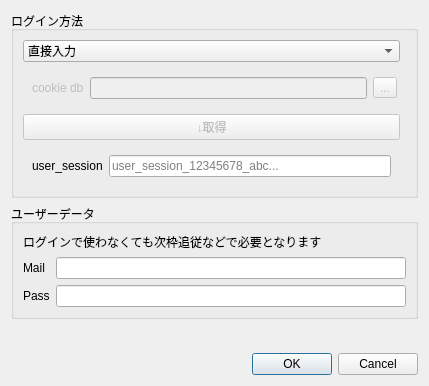
First picture: the form in ui/accountwindow.ui, repository diginatu/Viqo, before the edit.
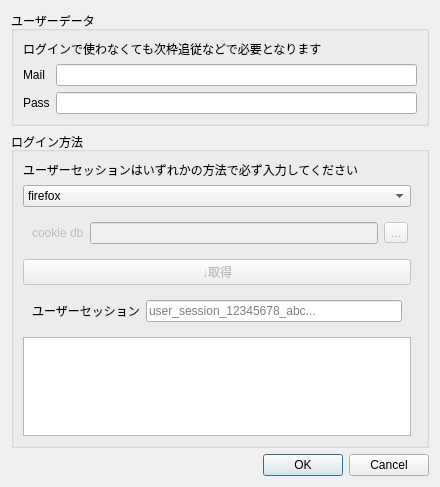
Second picture: the form after the edit.

Commit message: added description for each User Session way

Diff of the .ui file:
```diff
--- a/ui/accountwindow.ui
+++ b/ui/accountwindow.ui
@@ -6,27 +6,72 @@
    <rect>
     <x>0</x>
     <y>0</y>
-    <width>429</width>
-    <height>386</height>
+    <width>440</width>
+    <height>487</height>
    </rect>
   </property>
   <property name="windowTitle">
    <string>アカウント設定</string>
   </property>
   <layout class="QVBoxLayout" name="verticalLayout">
+   <item>
+    <widget class="QGroupBox" name="userdata">
+     <property name="title">
+      <string>ユーザーデータ</string>
+     </property>
+     <layout class="QFormLayout" name="formLayout_3">
+      <property name="fieldGrowthPolicy">
+       <enum>QFormLayout::AllNonFixedFieldsGrow</enum>
+      </property>
+      <item row="1" column="0">
+       <widget class="QLabel" name="label">
+        <property name="text">
+         <string>Mail</string>
+        </property>
+        <property name="buddy">
+         <cstring>userdata_mail</cstring>
+        </property>
+       </widget>
+      </item>
+      <item row="1" column="1">
+       <widget class="QLineEdit" name="userdata_mail"/>
+      </item>
+      <item row="2" column="0">
+       <widget class="QLabel" name="label_2">
+        <property name="text">
+         <string>Pass</string>
+        </property>
+        <property name="buddy">
+         <cstring>userdata_pass</cstring>
+        </property>
+       </widget>
+      </item>
+      <item row="2" column="1">
+       <widget class="QLineEdit" name="userdata_pass"/>
+      </item>
+      <item row="0" column="0" colspan="2">
+       <widget class="QLabel" name="label_3">
+        <property name="text">
+         <string>ログインで使わなくても次枠追従などで必要となります</string>
+        </property>
+       </widget>
+      </item>
+     </layout>
+    </widget>
+   </item>
    <item>
     <widget class="QGroupBox" name="loginWay">
      <property name="title">
       <string>ログイン方法</string>
      </property>
      <layout class="QGridLayout" name="gridLayout_2">
-      <item row="3" column="0">
+      <item row="4" column="0">
        <widget class="QWidget" name="usersession_groupe" native="true">
         <layout class="QHBoxLayout" name="horizontalLayout">
          <item>
           <widget class="QLabel" name="usersession_label">
            <property name="text">
-            <string>user_session</string>
+            <string>ユーザーセッション</string>
            </property>
            <property name="buddy">
             <cstring>usersession</cstring>
@@ -43,7 +88,7 @@
         </layout>
        </widget>
       </item>
-      <item row="1" column="0" colspan="2">
+      <item row="2" column="0" colspan="2">
        <widget class="QWidget" name="cookie_group" native="true">
         <property name="enabled">
          <bool>false</bool>
@@ -69,13 +114,8 @@
         </layout>
        </widget>
       </item>
-      <item row="0" column="0">
+      <item row="1" column="0">
        <widget class="QComboBox" name="login_way_combo">
-        <item>
-         <property name="text">
-          <string>直接入力</string>
-         </property>
-        </item>
         <item>
          <property name="text">
           <string>firefox</string>
@@ -88,7 +128,7 @@
         </item>
        </widget>
       </item>
-      <item row="2" column="0">
+      <item row="3" column="0">
        <widget class="QPushButton" name="get_session">
         <property name="enabled">
          <bool>false</bool>
@@ -98,50 +138,18 @@
         </property>
        </widget>
       </item>
-     </layout>
-    </widget>
-   </item>
-   <item>
-    <widget class="QGroupBox" name="userdata">
-     <property name="title">
-      <string>ユーザーデータ</string>
-     </property>
-     <layout class="QFormLayout" name="formLayout_3">
-      <property name="fieldGrowthPolicy">
-       <enum>QFormLayout::AllNonFixedFieldsGrow</enum>
-      </property>
-      <item row="1" column="0">
-       <widget class="QLabel" name="label">
+      <item row="0" column="0">
+       <widget class="QLabel" name="label_4">
         <property name="text">
-         <string>Mail</string>
+         <string>ユーザーセッションはいずれかの方法で必ず入力してください</string>
         </property>
         <property name="buddy">
          <cstring>userdata_mail</cstring>
         </property>
        </widget>
       </item>
-      <item row="1" column="1">
-       <widget class="QLineEdit" name="userdata_mail"/>
-      </item>
-      <item row="2" column="0">
-       <widget class="QLabel" name="label_2">
-        <property name="text">
-         <string>Pass</string>
-        </property>
-        <property name="buddy">
-         <cstring>userdata_pass</cstring>
-        </property>
-       </widget>
-      </item>
-      <item row="2" column="1">
-       <widget class="QLineEdit" name="userdata_pass"/>
-      </item>
-      <item row="0" column="0" colspan="2">
-       <widget class="QLabel" name="label_3">
-        <property name="text">
-         <string>ログインで使わなくても次枠追従などで必要となります</string>
-        </property>
-       </widget>
+      <item row="5" column="0">
+       <widget class="QTextBrowser" name="userSessionWayDiscription"/>
       </item>
      </layout>
     </widget>
```
Left out of the diff: 8 changed lines with no effect on the pictures. The commit also changes 2 other files.
